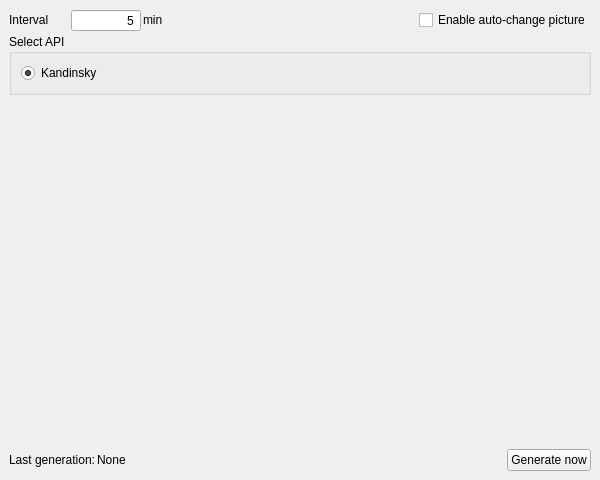
Before: the Qt Designer form app/gui/view/ui_main_window.ui in Yarosvet/NeuroWallpaper, drawn with Qt 5.
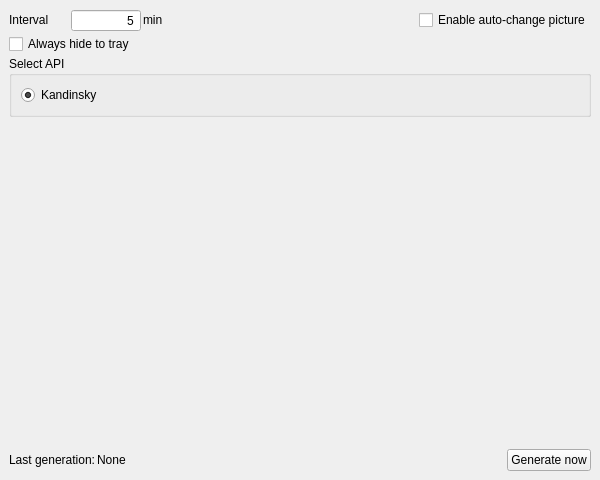
After: the same form once the commit is applied.

Commit message: Tray icon made

What changed in the file:
```diff
--- a/app/gui/view/ui_main_window.ui
+++ b/app/gui/view/ui_main_window.ui
@@ -133,6 +133,17 @@
       </item>
      </layout>
     </item>
+    <item>
+     <layout class="QVBoxLayout" name="verticalLayout_4">
+      <item>
+       <widget class="QCheckBox" name="hide_to_tray_checkbox">
+        <property name="text">
+         <string>Always hide to tray</string>
+        </property>
+       </widget>
+      </item>
+     </layout>
+    </item>
     <item>
      <layout class="QVBoxLayout" name="verticalLayout_2">
       <item>
```
The commit also changes 4 other files.
